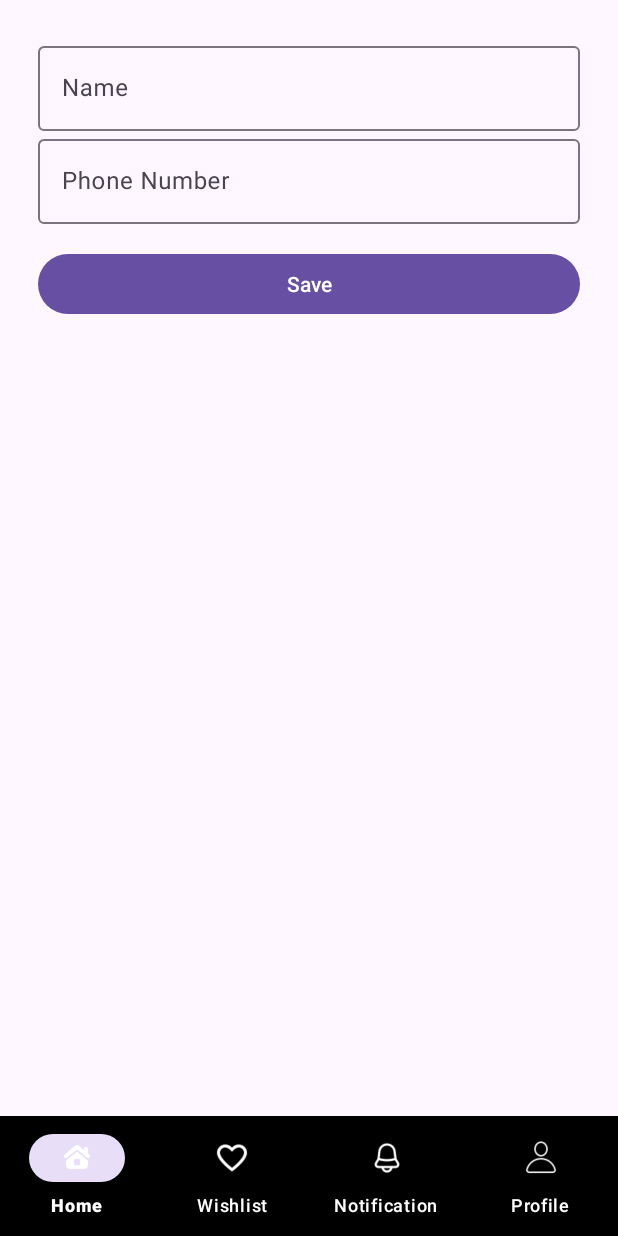
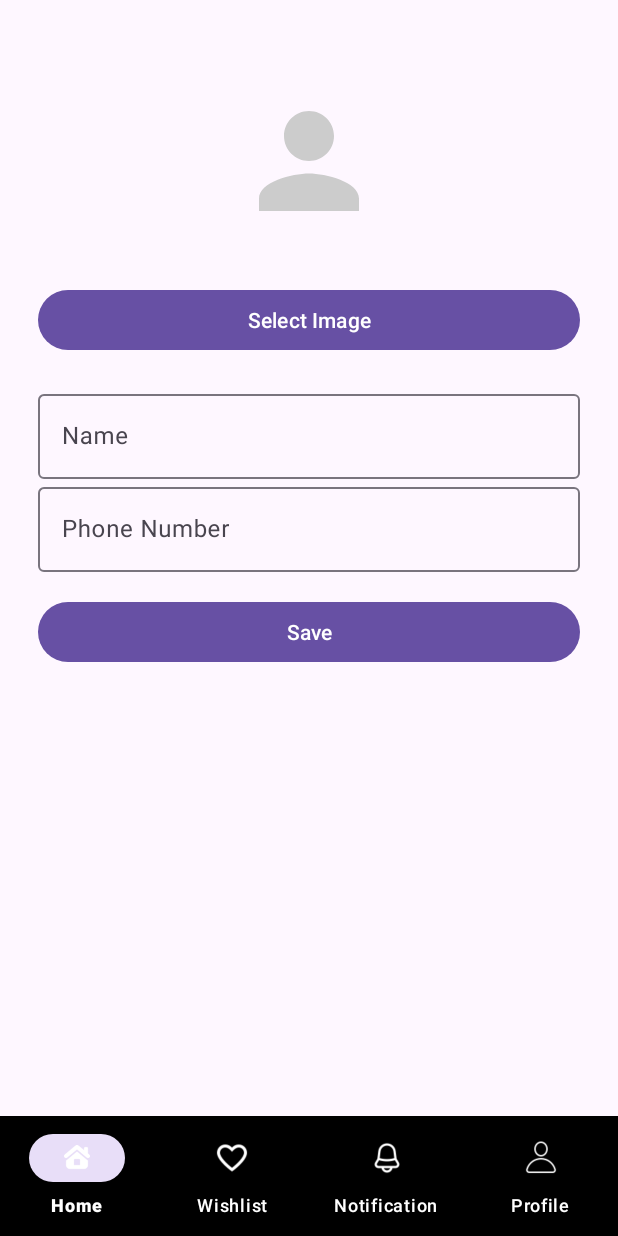
Before and after one commit to FizKw/Project-MAP, an Android app: the UpdateProfileFragment screen opened through its navigation route, on a phone screen of 412 x 824 dp. Run offline under Robolectric (Android 15) with nearby library versions, the phone set to English and light mode, and no system bars; our stand-ins replace Firebase (no records; nobody signed in at launch, a user with empty details on screens opened directly), navigation-ui.

Commit message:
feat: Working Profile Picture

```diff
--- a/app/build.gradle.kts
+++ b/app/build.gradle.kts
@@ -50,6 +50,7 @@ dependencies {
     implementation(libs.androidx.navigation.ui.ktx)
     implementation("androidx.cardview:cardview:1.0.0")
     implementation(libs.generativeai)
+    implementation(libs.androidx.core.ktx)
     testImplementation(libs.junit)
     androidTestImplementation(libs.androidx.junit)
     androidTestImplementation(libs.androidx.espresso.core)
--- a/app/src/main/AndroidManifest.xml
+++ b/app/src/main/AndroidManifest.xml
@@ -5,6 +5,10 @@
     <uses-permission android:name="android.permission.ACCESS_COARSE_LOCATION" />
     <uses-permission android:name="android.permission.ACCESS_FINE_LOCATION" />
     <uses-permission android:name="android.permission.INTERNET" />
+    <uses-permission android:name="android.permission.READ_MEDIA_IMAGES"/>
+    <uses-permission android:name="android.permission.READ_MEDIA_VIDEO"/>
+    <uses-permission android:name="android.permission.WRITE_EXTERNAL_STORAGE"/>
+    <uses-permission android:name="android.permission.READ_MEDIA_VISUAL_USER_SELECTED"/>
 
     <application
         android:allowBackup="true"
--- a/app/src/main/res/layout/fragment_update_profile.xml
+++ b/app/src/main/res/layout/fragment_update_profile.xml
@@ -3,9 +3,29 @@
     xmlns:tools="http://schemas.android.com/tools"
     android:layout_width="match_parent"
     android:layout_height="match_parent"
+    xmlns:app="http://schemas.android.com/apk/res-auto"
     android:orientation="vertical"
     android:padding="25dp"
     tools:context=".UpdateProfileFragment">
+
+    <com.google.android.material.imageview.ShapeableImageView
+        android:id="@+id/profile_image"
+        android:layout_width="100dp"
+        android:layout_height="100dp"
+        android:layout_gravity="center"
+        android:layout_marginTop="32dp"
+        android:layout_marginBottom="16dp"
+        app:shapeAppearanceOverlay="@style/CircularImageView"
+        android:scaleType="centerCrop"
+        android:src="@drawable/default_profile"/>
+
+    <Button
+        android:id="@+id/upload_image_button"
+        android:layout_width="match_parent"
+        android:layout_height="wrap_content"
+        android:text="Select Image"
+        android:layout_marginTop="16dp"
+        android:layout_marginBottom="20dp"/>
 
     <com.google.android.material.textfield.TextInputLayout
         android:id="@+id/name_input_wrapper"
```
Also changed, not shown: app/src/main/java/com/example/projekmap/ProfileFragment.kt (+7 -10 lines), app/src/main/java/com/example/projekmap/UpdateProfileFragment.kt (+97 -13 lines).
